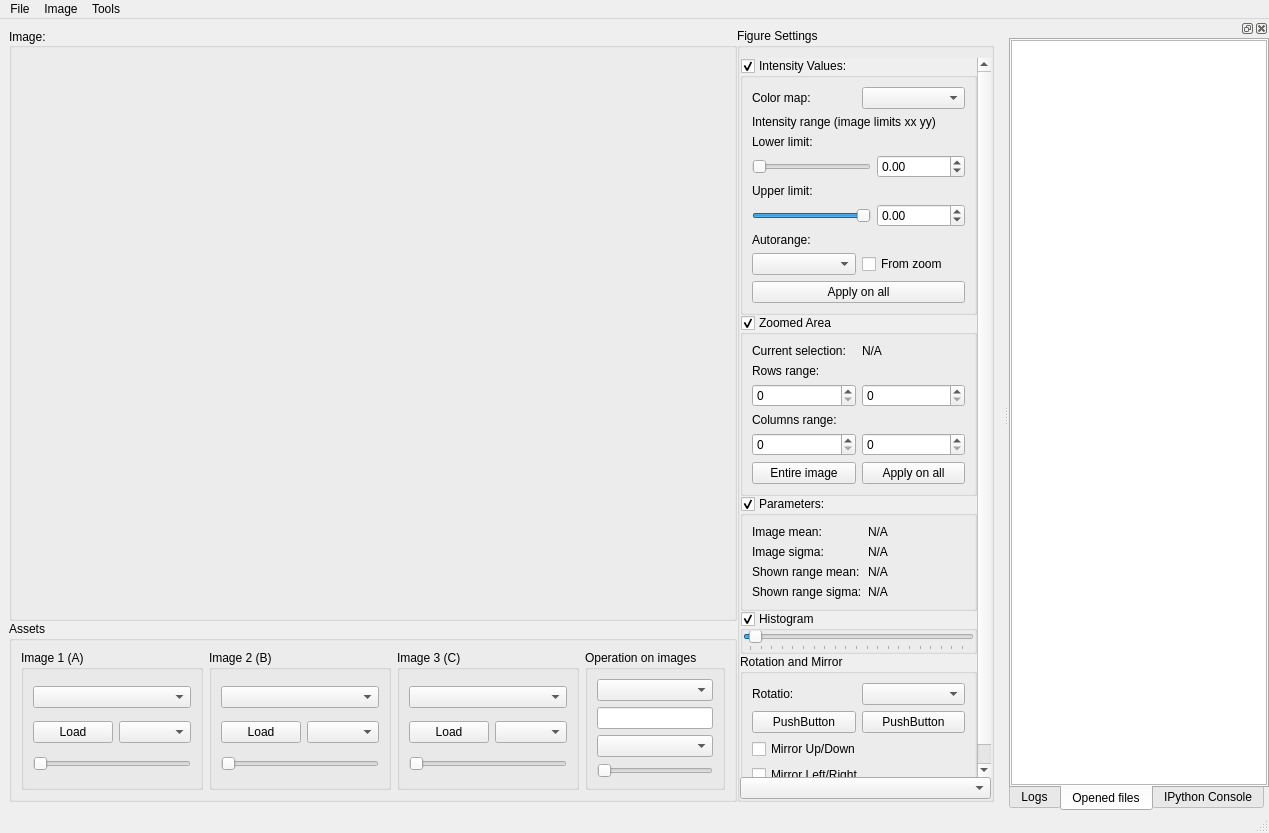
This is ui_elements/MainWindow.ui in LabTelc/Zajex as Qt 5 draws it before an edit. The edited form follows.
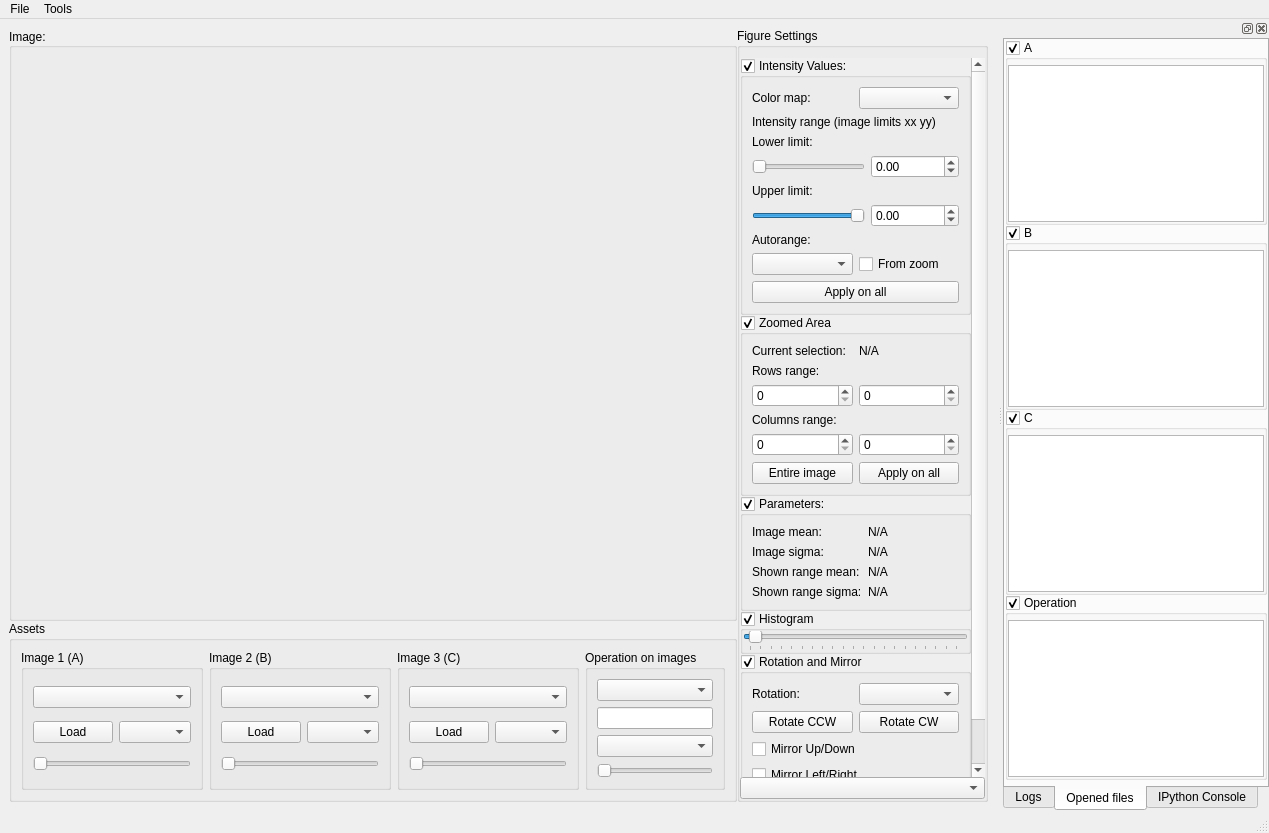
This is the edited form. The open tabs and pages were chosen to show the change. Custom widgets are drawn as their Qt base class.

```diff
--- a/ui_elements/MainWindow.ui
+++ b/ui_elements/MainWindow.ui
@@ -778,13 +778,16 @@
                <property name="title">
                 <string>Rotation and Mirror</string>
                </property>
+               <property name="checkable">
+                <bool>true</bool>
+               </property>
                <layout class="QVBoxLayout" name="verticalLayout_11">
                 <item>
                  <layout class="QHBoxLayout" name="horizontalLayout_16">
                   <item>
                    <widget class="QLabel" name="label_7">
                     <property name="text">
-                     <string>Rotatio:</string>
+                     <string>Rotation:</string>
                     </property>
                    </widget>
                   </item>
@@ -796,35 +799,42 @@
                 <item>
                  <layout class="QHBoxLayout" name="horizontalLayout_18">
                   <item>
-                   <widget class="QPushButton" name="pushButton">
+                   <widget class="QPushButton" name="pb_rotate_ccw">
                     <property name="text">
-                     <string>PushButton</string>
+                     <string>Rotate CCW</string>
                     </property>
                    </widget>
                   </item>
                   <item>
-                   <widget class="QPushButton" name="pushButton_2">
+                   <widget class="QPushButton" name="pb_rotate_cw">
                     <property name="text">
-                     <string>PushButton</string>
+                     <string>Rotate CW</string>
                     </property>
                    </widget>
                   </item>
                  </layout>
                 </item>
                 <item>
-                 <widget class="QCheckBox" name="checkBox">
+                 <widget class="QCheckBox" name="cb_mirror_ud">
                   <property name="text">
                    <string>Mirror Up/Down</string>
                   </property>
                  </widget>
                 </item>
                 <item>
-                 <widget class="QCheckBox" name="checkBox_2">
+                 <widget class="QCheckBox" name="cb_mirror_lr">
                   <property name="text">
                    <string>Mirror Left/Right</string>
                   </property>
                  </widget>
                 </item>
+                <item>
+                 <widget class="QPushButton" name="pb_apply_all_rot">
+                  <property name="text">
+                   <string>Apply on all</string>
+                  </property>
+                 </widget>
+                </item>
                </layout>
               </widget>
              </item>
@@ -868,20 +878,10 @@
     <property name="title">
      <string>File</string>
     </property>
-    <addaction name="a_Load_Image"/>
     <addaction name="a_Load_Images"/>
     <addaction name="a_Save_Image"/>
     <addaction name="a_Settings"/>
    </widget>
-   <widget class="QMenu" name="menuImage">
-    <property name="title">
-     <string>Image</string>
-    </property>
-    <addaction name="a_Rotate_CW"/>
-    <addaction name="a_Rotate_CCW"/>
-    <addaction name="a_Mirror_LR"/>
-    <addaction name="a_Mirror_UD"/>
-   </widget>
    <widget class="QMenu" name="menuTools">
     <property name="title">
      <string>Tools</string>
@@ -889,11 +889,10 @@
     <addaction name="a_Batch_processing"/>
    </widget>
    <addaction name="menuFile"/>
-   <addaction name="menuImage"/>
    <addaction name="menuTools"/>
   </widget>
   <widget class="CustomStatusBar" name="statusbar"/>
-  <widget class="QDockWidget" name="dockWidget_5">
+  <widget class="QDockWidget" name="dockWidget">
    <attribute name="dockWidgetArea">
     <number>2</number>
    </attribute>
@@ -920,7 +919,7 @@
         <enum>QTabWidget::South</enum>
        </property>
        <property name="currentIndex">
-        <number>0</number>
+        <number>1</number>
        </property>
        <property name="elideMode">
         <enum>Qt::ElideNone</enum>
@@ -939,10 +938,172 @@
          <string>Logs</string>
         </attribute>
        </widget>
-       <widget class="QTableView" name="tv_open_files">
+       <widget class="QWidget" name="tv_open_files">
         <attribute name="title">
          <string>Opened files</string>
         </attribute>
+        <layout class="QVBoxLayout" name="verticalLayout_13">
+         <property name="spacing">
+          <number>0</number>
+         </property>
+         <property name="leftMargin">
+          <number>0</number>
+         </property>
+         <property name="topMargin">
+          <number>0</number>
+         </property>
+         <property name="rightMargin">
+          <number>0</number>
+         </property>
+         <property name="bottomMargin">
+          <number>0</number>
+         </property>
+         <item>
+          <widget class="CollapsibleGroupBox" name="gb_a">
+           <property name="title">
+            <string>A</string>
+           </property>
+           <property name="flat">
+            <bool>true</bool>
+           </property>
+           <property name="checkable">
+            <bool>true</bool>
+           </property>
+           <layout class="QHBoxLayout" name="horizontalLayout_19">
+            <property name="spacing">
+             <number>0</number>
+            </property>
+            <property name="leftMargin">
+             <number>0</number>
+            </property>
+            <property name="topMargin">
+             <number>5</number>
+            </property>
+            <property name="rightMargin">
+             <number>0</number>
+            </property>
+            <property name="bottomMargin">
+             <number>0</number>
+            </property>
+            <item>
+             <widget class="QListWidget" name="lw_a"/>
+            </item>
+           </layout>
+          </widget>
+         </item>
+         <item>
+          <widget class="CollapsibleGroupBox" name="gb_b">
+           <property name="title">
+            <string>B</string>
+           </property>
+           <property name="flat">
+            <bool>true</bool>
+           </property>
+           <property name="checkable">
+            <bool>true</bool>
+           </property>
+           <layout class="QHBoxLayout" name="horizontalLayout_20">
+            <property name="spacing">
+             <number>0</number>
+            </property>
+            <property name="leftMargin">
+             <number>0</number>
+            </property>
+            <property name="topMargin">
+             <number>5</number>
+            </property>
+            <property name="rightMargin">
+             <number>0</number>
+            </property>
+            <property name="bottomMargin">
+             <number>0</number>
+            </property>
+            <item>
+             <widget class="QListWidget" name="lw_b"/>
+            </item>
+           </layout>
+          </widget>
+         </item>
+         <item>
+          <widget class="CollapsibleGroupBox" name="gb_c">
+           <property name="title">
+            <string>C</string>
+           </property>
+           <property name="flat">
+            <bool>true</bool>
+           </property>
+           <property name="checkable">
+            <bool>true</bool>
+           </property>
+           <layout class="QHBoxLayout" name="horizontalLayout_21">
+            <property name="spacing">
+             <number>0</number>
+            </property>
+            <property name="leftMargin">
+             <number>0</number>
+            </property>
+            <property name="topMargin">
+             <number>5</number>
+            </property>
+            <property name="rightMargin">
+             <number>0</number>
+            </property>
+            <property name="bottomMargin">
+             <number>0</number>
+            </property>
+            <item>
+             <widget class="QListWidget" name="lw_c"/>
+            </item>
+           </layout>
+          </widget>
+         </item>
+         <item>
+          <widget class="CollapsibleGroupBox" name="gb_d">
+           <property name="title">
+            <string>Operation</string>
+           </property>
+           <property name="flat">
+            <bool>true</bool>
+           </property>
+           <property name="checkable">
+            <bool>true</bool>
+           </property>
+           <layout class="QHBoxLayout" name="horizontalLayout_22">
+            <property name="spacing">
+             <number>0</number>
+            </property>
+            <property name="leftMargin">
+             <number>0</number>
+            </property>
+            <property name="topMargin">
+             <number>5</number>
+            </property>
+            <property name="rightMargin">
+             <number>0</number>
+            </property>
+            <property name="bottomMargin">
+             <number>0</number>
+            </property>
+            <item>
+             <widget class="QListWidget" name="lw_d"/>
+            </item>
+           </layout>
+          </widget>
+         </item>
+         <item>
+          <spacer name="verticalSpacer_2">
+           <property name="orientation">
+            <enum>Qt::Vertical</enum>
+           </property>
+           <property name="sizeHint" stdset="0">
+            <size>
+             <width>20</width>
+             <height>40</height>
+            </size>
+           </property>
+          </spacer>
+         </item>
+        </layout>
        </widget>
        <widget class="ConsoleWidget" name="console_widget">
         <attribute name="title">
```
